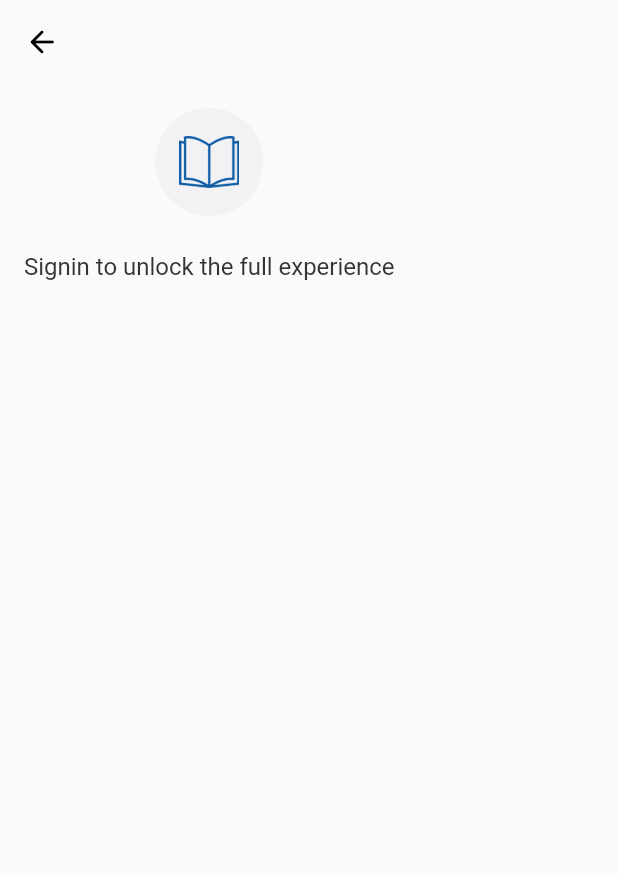
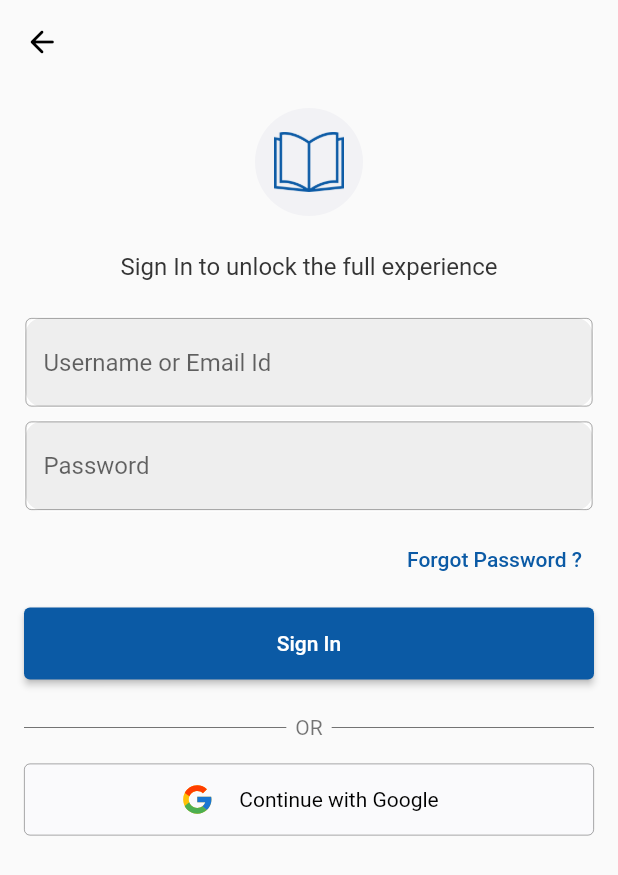
Before and after one commit to pushti0112/BookHook, a Flutter app: the screen it shows after launch, on a phone screen of 412 x 824 dp. Shown: the top 875 px of the screen. Run offline on Flutter 3.47's test engine with Material 2 defaults, Android fonts, the phone set to English and light mode, and no system bars; our stand-ins replace flutter_svg, sizer.

Commit message:
login screen ui completed

```diff
--- a/lib/view/LoginScreen.dart
+++ b/lib/view/LoginScreen.dart
@@ -2,6 +2,7 @@
 import 'package:flutter/material.dart';
 import 'package:flutter/src/foundation/key.dart';
 import 'package:flutter/src/widgets/framework.dart';
+import 'package:flutter_svg/flutter_svg.dart';
 
 import '../global/AppColors.dart';
 
@@ -32,11 +33,12 @@ class _LoginScreenState extends State<LoginScreen> {
         body: Container(
           padding: EdgeInsets.all(16),
           child: Column(
+            mainAxisAlignment: MainAxisAlignment.center,
             children: [
               Expanded(
-                  child: Column(
-                mainAxisAlignment: MainAxisAlignment.center,
-                crossAxisAlignment: CrossAxisAlignment.center,
+                child: ListView(
+                  shrinkWrap: true,
+                  // crossAxisAlignment: CrossAxisAlignment.center,
                   children: [
                     Container(
                         padding: EdgeInsets.all(16),
@@ -52,29 +54,138 @@ class _LoginScreenState extends State<LoginScreen> {
                     SizedBox(
                       height: 24,
                     ),
-                  Text(
-                    "Signin to unlock the full experience",
+                    Center(
+                      child: Text(
+                        "Sign In to unlock the full experience",
                         textAlign: TextAlign.center,
                         style: TextStyle(
                           color: AppColors.dark2,
                           fontSize: 16,
                         ),
                       ),
-                  Expanded(
-                      child: Column(
-                    mainAxisAlignment: MainAxisAlignment.center,
-                    children: [
+                    ),
                     SizedBox(
                       height: 24,
                     ),
+                    TextFormField("Username or Email Id"),
+                    SizedBox(
+                      height: 8,
+                    ),
+                    TextFormField("Password"),
+                    SizedBox(
+                      height: 8,
+                    ),
+                    Align(
+                      alignment: Alignment.centerRight,
+                      child: TextButton(
+                        // ignore: sort_child_properties_last
+                        child: Text(
+                          "Forgot Password ?",
+                          style: TextStyle(color: AppColors.primary),
+                        ),
+                        onPressed: () async {},
+                      ),
+                    ),
+                    SizedBox(
+                      height: 8,
+                    ),
+                    Container(
+                        width: double.maxFinite,
+                        child: ElevatedButton(
+                          child: Text("Sign In"),
+                          style: ElevatedButton.styleFrom(
+                              primary: AppColors.primary,
+                              padding: EdgeInsets.all(16)),
+                          onPressed: () {},
+                        )),
+                    SizedBox(
+                      height: 24,
+                    ),
+                    Row(
+                      // ignore: prefer_const_literals_to_create_immutables
+                      children: [
+                        Expanded(
+                          child: Divider(
+                            color: Colors.black54,
+                          ),
+                        ),
+                        SizedBox(
+                          width: 6,
+                        ),
+                        Text(
+                          "OR",
+                          style: TextStyle(color: Colors.black54),
+                        ),
+                        SizedBox(
+                          width: 6,
+                        ),
+                        Expanded(
+                          child: Divider(
+                            color: Colors.black54,
+                          ),
+                        ),
                       ],
-                  )),
+                    ),
+                    SizedBox(
+                      height: 16,
+                    ),
+                    OutlinedButton(
+                        // ignore: sort_child_properties_last
+                        child: Row(
+                          mainAxisAlignment: MainAxisAlignment.center,
+                          children: [
+                            Padding(
+                              padding: EdgeInsets.symmetric(vertical: 12),
+                              child: SvgPicture.asset(
+                                "assets/images/google.svg",
+                                height: 24,
+                                width: 24,
+                              ),
+                            ),
+                            SizedBox(
+                              width: 16,
+                            ),
+                            Text(
+                              "Continue with Google",
+                              style: TextStyle(
+                                  color: Colors.black,
+                                  fontWeight: FontWeight.normal),
+                            ),
                           ],
-              ))
+                        ),
+                        style: OutlinedButton.styleFrom(
+                          backgroundColor: AppColors.light4,
+                          side: BorderSide(color: Colors.black45, width: 0.5),
+                        ),
+                        onPressed: () => {}),
+                  ],
+                ),
+              ),
             ],
           ),
         ),
       )),
     );
   }
+
+  Widget TextFormField(String hint) {
+    return Container(
+      decoration: BoxDecoration(
+        color: Colors.grey[200],
+        border: Border.all(color: Colors.white),
+        borderRadius: BorderRadius.circular(12),
+      ),
+      child: TextField(
+        decoration: InputDecoration(
+          enabledBorder: OutlineInputBorder(
+            borderSide: BorderSide(color: Colors.black45, width: 0.5),
+          ),
+          focusedBorder: OutlineInputBorder(
+            borderSide: BorderSide(color: Colors.black, width: 1),
+          ),
+          hintText: hint,
+        ),
+      ),
+    );
   }
+}
--- a/pubspec.yaml
+++ b/pubspec.yaml
@@ -39,6 +39,7 @@ dev_dependencies:
   flutter_test:
     sdk: flutter
   sizer: ^2.0.15
+  flutter_svg: ^1.1.0
 
   # The "flutter_lints" package below contains a set of recommended lints to
   # encourage good coding practices. The lint set provided by the package is
```
Also changed, not shown: assets/images/google.svg (added), pubspec.lock. Lines whose indentation alone changed are shown as unchanged.
